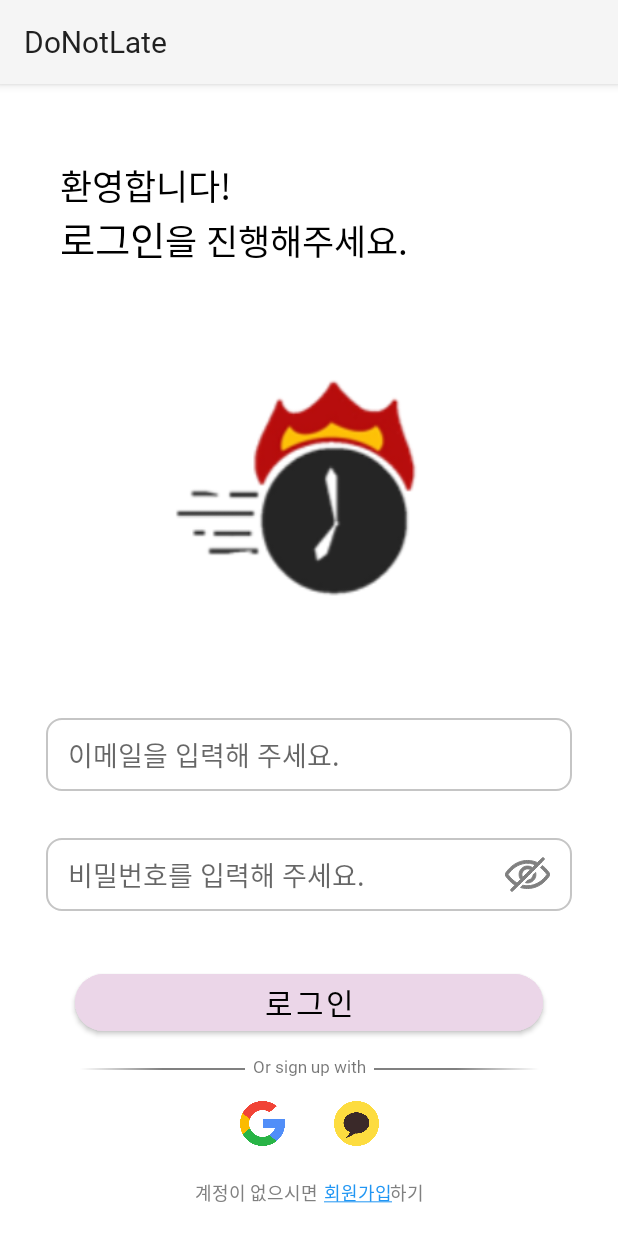
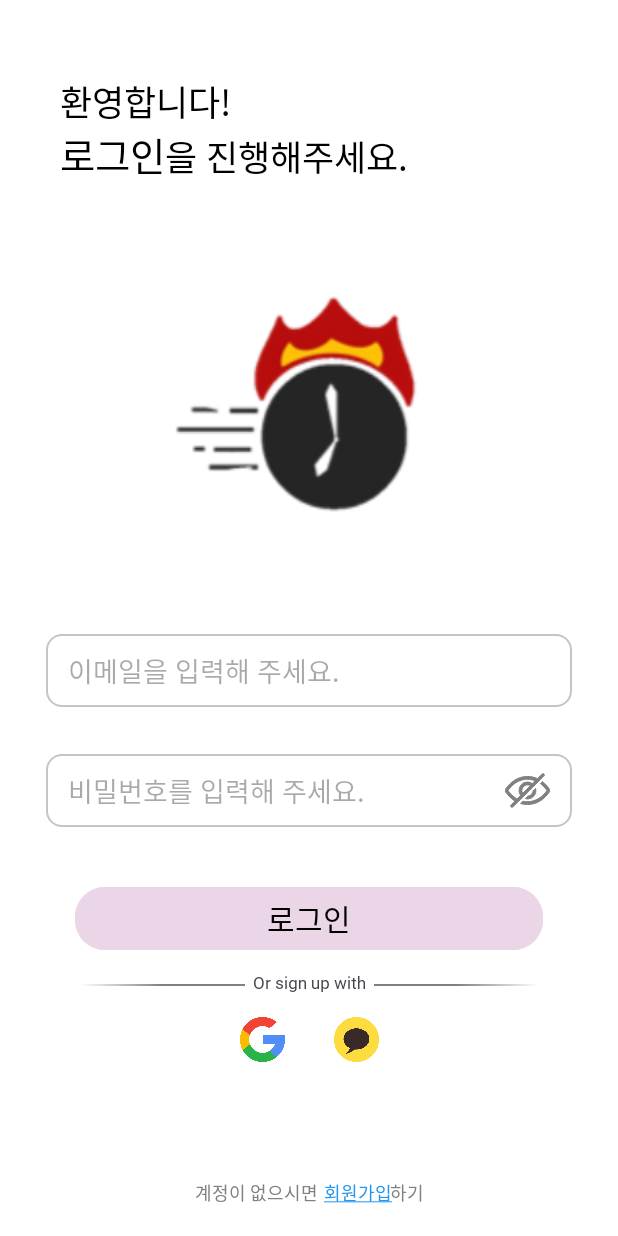
Before and after one commit to TeamProject10Final/TeamProject_Final, an Android app: the screen it shows after launch (MainActivity), on a phone screen of 412 x 824 dp. Run offline under Robolectric (Android 15) with nearby library versions, the phone set to English and light mode, and no system bars; network calls fail; 1 statement that could not run was skipped.

Commit message:
pull용 커밋

```diff
--- a/app/src/main/AndroidManifest.xml
+++ b/app/src/main/AndroidManifest.xml
@@ -20,7 +20,7 @@
 
         <uses-library android:name="org.apache.http.legacy" android:required="true"/>
         <meta-data android:name="com.google.android.maps.v2.API_KEY"
-            android:value="AIzaSyCGjc9J745gjqjk79zbTsRC-pg90fXL6u0"/>
+            android:value="AIzaSyBqe8TQyjF1ndxlzGoZ6GYiWokc8Mi-77U"/>
         <meta-data android:name="com.google.android.gms.version"
             android:value="@integer/google_play_services_version"/>
 
--- a/app/src/main/res/values/themes.xml
+++ b/app/src/main/res/values/themes.xml
@@ -1,6 +1,6 @@
 <resources xmlns:tools="http://schemas.android.com/tools">
     <!-- Base application theme. -->
-    <style name="Base.Theme.DoNotLate" parent="Theme.AppCompat.Light">
+    <style name="Base.Theme.DoNotLate" parent="Theme.Material3.DayNight.NoActionBar">
 
         <!--custom font-family 적용-->
         <item name="android:textViewStyle">@style/customTextViewFontStyle</item>
```
